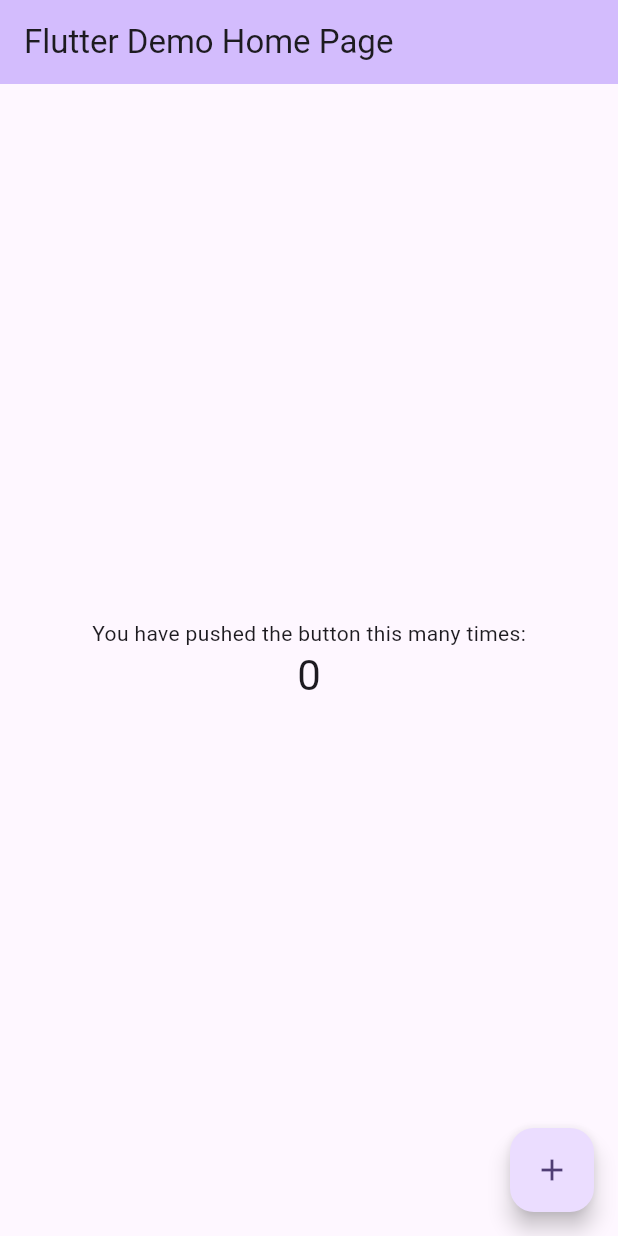
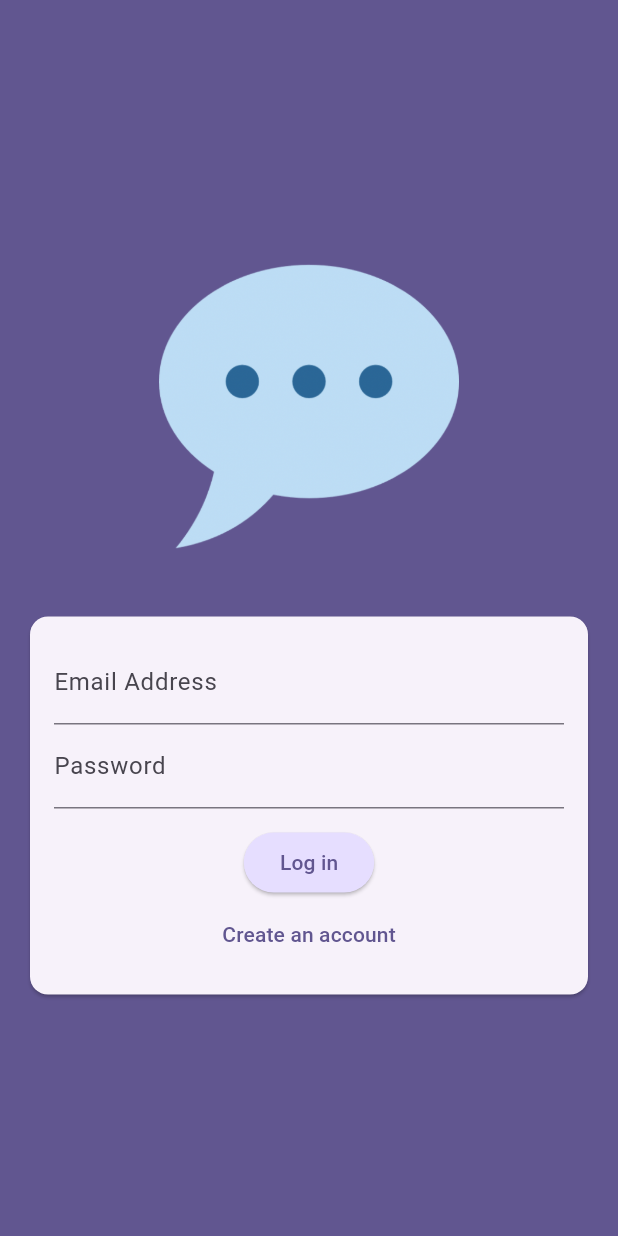
Before and after one commit to ierounaksaha/chat_app, a Flutter app: the screen it shows after launch, on a phone screen of 412 x 824 dp. Run offline on Flutter 3.47's test engine with Material 3 defaults, Android fonts, the phone set to English and light mode, and no system bars.

Commit message:
To be worked on auth validator

```diff
--- a/lib/main.dart
+++ b/lib/main.dart
@@ -1,125 +1,21 @@
+import 'package:chat_app/screens/auth.dart';
 import 'package:flutter/material.dart';
 
-void main() {
-  runApp(const MyApp());
+void main(){
+  runApp(const App());
 }
 
-class MyApp extends StatelessWidget {
-  const MyApp({super.key});
+class App extends StatelessWidget{
+  const App({super.key});
 
-  // This widget is the root of your application.
   @override
   Widget build(BuildContext context) {
     return MaterialApp(
-      title: 'Flutter Demo',
-      theme: ThemeData(
-        // This is the theme of your application.
-        //
-        // TRY THIS: Try running your application with "flutter run". You'll see
-        // the application has a purple toolbar. Then, without quitting the app,
-        // try changing the seedColor in the colorScheme below to Colors.green
-        // and then invoke "hot reload" (save your changes or press the "hot
-        // reload" button in a Flutter-supported IDE, or press "r" if you used
-        // the command line to start the app).
-        //
-        // Notice that the counter didn't reset back to zero; the application
-        // state is not lost during the reload. To reset the state, use hot
-        // restart instead.
-        //
-        // This works for code too, not just values: Most code changes can be
-        // tested with just a hot reload.
-        colorScheme: ColorScheme.fromSeed(seedColor: Colors.deepPurple),
-        useMaterial3: true,
+      title: 'Flutter Chat',
+      theme: ThemeData().copyWith(
+        colorScheme: ColorScheme.fromSeed(seedColor: const Color.fromARGB(255, 63, 17, 177)),
       ),
-      home: const MyHomePage(title: 'Flutter Demo Home Page'),
+      home:const AuthScreen(),
     );
   }
 }
-
-class MyHomePage extends StatefulWidget {
-  const MyHomePage({super.key, required this.title});
-
-  // This widget is the home page of your application. It is stateful, meaning
-  // that it has a State object (defined below) that contains fields that affect
-  // how it looks.
-
-  // This class is the configuration for the state. It holds the values (in this
-  // case the title) provided by the parent (in this case the App widget) and
-  // used by the build method of the State. Fields in a Widget subclass are
-  // always marked "final".
-
-  final String title;
-
-  @override
-  State<MyHomePage> createState() => _MyHomePageState();
-}
-
-class _MyHomePageState extends State<MyHomePage> {
-  int _counter = 0;
-
-  void _incrementCounter() {
-    setState(() {
-      // This call to setState tells the Flutter framework that something has
-      // changed in this State, which causes it to rerun the build method below
-      // so that the display can reflect the updated values. If we changed
-      // _counter without calling setState(), then the build method would not be
-      // called again, and so nothing would appear to happen.
-      _counter++;
-    });
-  }
-
-  @override
-  Widget build(BuildContext context) {
-    // This method is rerun every time setState is called, for instance as done
-    // by the _incrementCounter method above.
-    //
-    // The Flutter framework has been optimized to make rerunning build methods
-    // fast, so that you can just rebuild anything that needs updating rather
-    // than having to individually change instances of widgets.
-    return Scaffold(
-      appBar: AppBar(
-        // TRY THIS: Try changing the color here to a specific color (to
-        // Colors.amber, perhaps?) and trigger a hot reload to see the AppBar
-        // change color while the other colors stay the same.
-        backgroundColor: Theme.of(context).colorScheme.inversePrimary,
-        // Here we take the value from the MyHomePage object that was created by
-        // the App.build method, and use it to set our appbar title.
-        title: Text(widget.title),
-      ),
-      body: Center(
-        // Center is a layout widget. It takes a single child and positions it
-        // in the middle of the parent.
-        child: Column(
-          // Column is also a layout widget. It takes a list of children and
-          // arranges them vertically. By default, it sizes itself to fit its
-          // children horizontally, and tries to be as tall as its parent.
-          //
-          // Column has various properties to control how it sizes itself and
-          // how it positions its children. Here we use mainAxisAlignment to
-          // center the children vertically; the main axis here is the vertical
-          // axis because Columns are vertical (the cross axis would be
-          // horizontal).
-          //
-          // TRY THIS: Invoke "debug painting" (choose the "Toggle Debug Paint"
-          // action in the IDE, or press "p" in the console), to see the
-          // wireframe for each widget.
-          mainAxisAlignment: MainAxisAlignment.center,
-          children: <Widget>[
-            const Text(
-              'You have pushed the button this many times:',
-            ),
-            Text(
-              '$_counter',
-              style: Theme.of(context).textTheme.headlineMedium,
-            ),
-          ],
-        ),
-      ),
-      floatingActionButton: FloatingActionButton(
-        onPressed: _incrementCounter,
-        tooltip: 'Increment',
-        child: const Icon(Icons.add),
-      ), // This trailing comma makes auto-formatting nicer for build methods.
-    );
-  }
-}
--- /dev/null
+++ b/lib/screens/auth.dart
@@ -0,0 +1,91 @@
+import 'package:flutter/material.dart';
+
+class AuthScreen extends StatefulWidget {
+  const AuthScreen({super.key});
+
+  @override
+  State<AuthScreen> createState() {
+    return _AuthScreenState();
+  }
+}
+
+class _AuthScreenState extends State<AuthScreen> {
+  bool _isLogin = true;
+
+
+
+
+  @override
+  Widget build(BuildContext context) {
+    return Scaffold(
+      backgroundColor: Theme.of(context).colorScheme.primary,
+      body: Center(
+        child: SingleChildScrollView(
+          child: Column(
+            mainAxisAlignment: MainAxisAlignment.center,
+            children: [
+              Container(
+                margin: const EdgeInsets.only(
+                  top: 30,
+                  bottom: 20,
+                  left: 20,
+                  right: 20,
+                ),
+                width: 200,
+                child: Image.asset('assets/images/chat.png'),
+              ),
+              Card(
+                margin: const EdgeInsets.all(20),
+                child: SingleChildScrollView(
+                  child: Padding(
+                    padding: const EdgeInsets.all(16),
+                    child: Form(
+                      child: Column(
+                        mainAxisSize: MainAxisSize.min,
+                        children: [
+                          TextFormField(
+                            decoration: const InputDecoration(
+                              labelText: 'Email Address',
+                            ),
+                            keyboardType: TextInputType.emailAddress,
+                            autocorrect: false,
+                            textCapitalization: TextCapitalization.none,
+                          ),
+                          TextFormField(
+                            decoration: const InputDecoration(
+                              labelText: 'Password',
+                            ),
+                            autocorrect: false,
+                            obscureText: true,
+                          ),
+                          const SizedBox(
+                            height: 12,
+                          ),
+                          ElevatedButton(
+                            onPressed: () {},
+                            style: ElevatedButton.styleFrom(
+                              backgroundColor: Theme.of(context).colorScheme.primaryContainer
+                            ),
+                            child: Text(_isLogin? 'Log in':'Sign Up'),
+                          ),
+                          TextButton(
+                            onPressed: (){
+                              setState(() {
+                                _isLogin = !_isLogin;
+                              });
+                            },
+                            child: Text(_isLogin? 'Create an account' : 'I already have an account. Login.'),
+                          ),
+                        ],
+                      ),
+                    ),
+                  ),
+                ),
+              ),
+            ],
+          ),
+        ),
+      ),
+    );
+  }
+}
--- a/pubspec.yaml
+++ b/pubspec.yaml
@@ -59,8 +59,8 @@ flutter:
   uses-material-design: true
 
   # To add assets to your application, add an assets section, like this:
-  # assets:
-  #   - images/a_dot_burr.jpeg
+  assets:
+    - assets/images/chat.png
   #   - images/a_dot_ham.jpeg
 
   # An image asset can refer to one or more resolution-specific "variants", see
```
Also changed, not shown: assets/images/chat.png (added), 1 other file.
